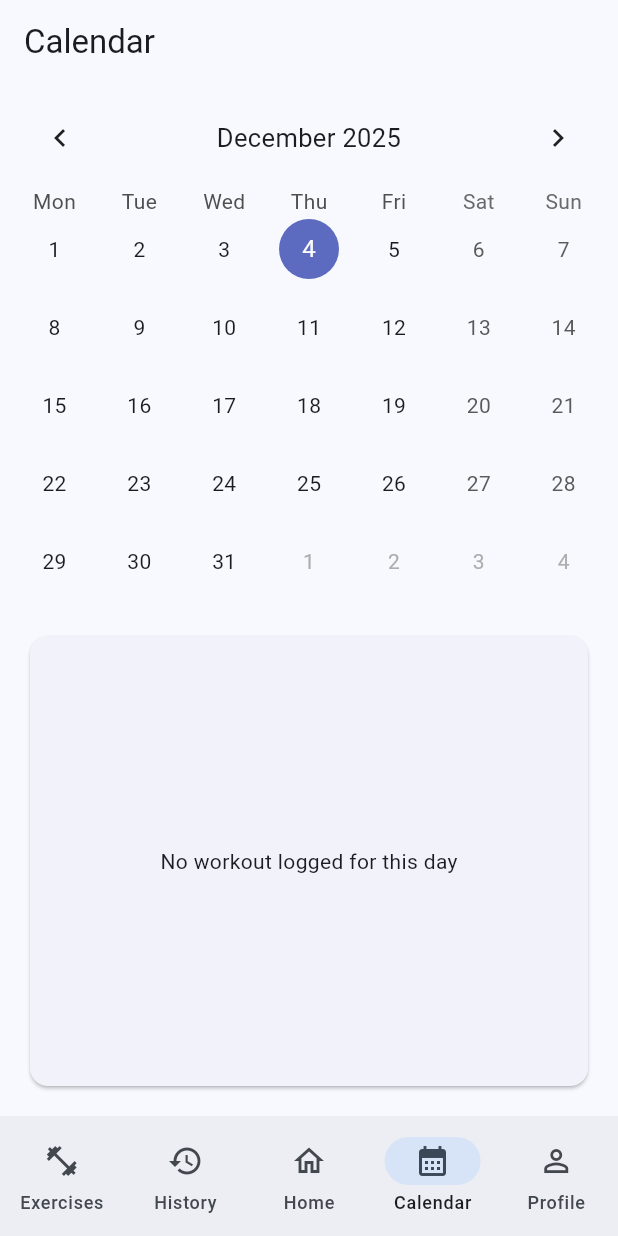
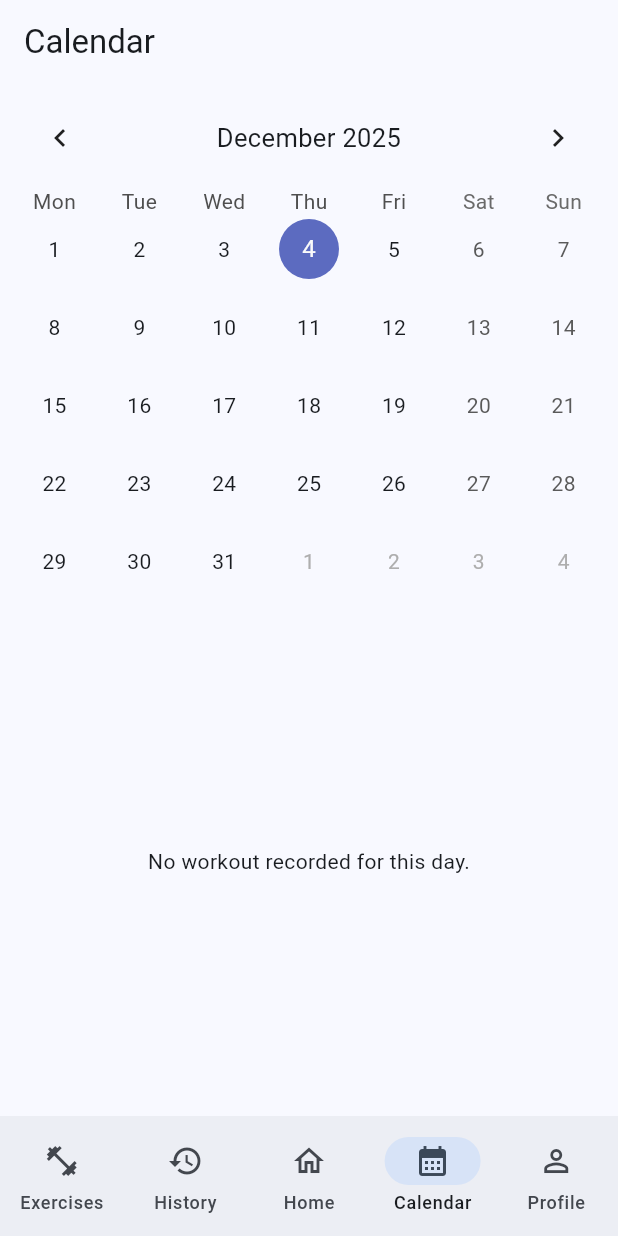
Before and after one commit to Trolom/FitnessApp, a Flutter app: the screen it shows once a user with an empty profile is signed in, item 4 of the bottom bar chosen, on a phone screen of 412 x 824 dp. Run offline on Flutter 3.47's test engine with Material 3 defaults, Android fonts, the phone set to English and light mode, and no system bars; drawn by our look-alikes of table_calendar; our stand-ins replace cloud_firestore, firebase_auth, firebase_core, firebase_storage, fl_chart, flutter_riverpod and 2 more; accounts and stored records are empty.

Commit message:
updated Calendar page to work offline

```diff
--- a/lib/pages/calendar_page.dart
+++ b/lib/pages/calendar_page.dart
@@ -1,17 +1,19 @@
 import 'package:flutter/material.dart';
+import 'package:flutter_riverpod/flutter_riverpod.dart';
 import 'package:table_calendar/table_calendar.dart';
+
 import '../charts/day_muscle_pie.dart';
-import '../misc/workout/workout_service.dart';
 import '../content.dart';
+import '../misc/workout/workout_providers.dart';
 
-class CalendarPage extends StatefulWidget {
+class CalendarPage extends ConsumerStatefulWidget {
   const CalendarPage({super.key});
 
   @override
-  State<CalendarPage> createState() => _CalendarPageState();
+  ConsumerState<CalendarPage> createState() => _CalendarPageState();
 }
 
-class _CalendarPageState extends State<CalendarPage> {
+class _CalendarPageState extends ConsumerState<CalendarPage> {
   late DateTime _focusedDay;
   DateTime? _selectedDay;
 
@@ -22,8 +24,10 @@ class _CalendarPageState extends State<CalendarPage> {
     _selectedDay = _focusedDay;
   }
 
+  /// helper to get muscle groups for a specific day from our data map
   List<String> _musclesForDay(DateTime day, Map<DateTime, Map<String, int>> data) {
     final key = DateTime(day.year, day.month, day.day);
+
     if (!data.containsKey(key)) return const [];
 
     return data[key]!.entries
@@ -34,17 +38,8 @@ class _CalendarPageState extends State<CalendarPage> {
 
   @override
   Widget build(BuildContext context) {
-    return Scaffold(
-      appBar: AppBar(title: const Text('Calendar')),
+    final dayMuscleWork = ref.watch(muscleWorkByDayProvider);
 
-      body: StreamBuilder<Map<DateTime, Map<String, int>>>(
-        stream: WorkoutService.muscleWorkByDayStream(),
-        builder: (context, snap) {
-          if (!snap.hasData) {
-            return const Center(child: CircularProgressIndicator());
-          }
-
-          final dayMuscleWork = snap.data!;
     final selectedKey = _selectedDay == null
         ? null
         : DateTime(
@@ -53,9 +48,11 @@ class _CalendarPageState extends State<CalendarPage> {
             _selectedDay!.day,
           );
 
-          return Column(
+    return Scaffold(
+      appBar: AppBar(title: const Text('Calendar')),
+
+      body: Column(
         children: [
-              // Calendar
           Padding(
             padding: const EdgeInsets.symmetric(horizontal: 8, vertical: 4),
             child: TableCalendar<String>(
@@ -65,8 +62,7 @@ class _CalendarPageState extends State<CalendarPage> {
               calendarFormat: CalendarFormat.month,
               startingDayOfWeek: StartingDayOfWeek.monday,
 
-                  eventLoader: (day) =>
-                      _musclesForDay(day, dayMuscleWork),
+              eventLoader: (day) => _musclesForDay(day, dayMuscleWork),
 
               selectedDayPredicate: (day) => isSameDay(_selectedDay, day),
 
@@ -112,7 +108,7 @@ class _CalendarPageState extends State<CalendarPage> {
             ),
           ),
 
-              if (selectedKey != null)
+          if (selectedKey != null && dayMuscleWork.containsKey(selectedKey))
             Expanded(
               child: Padding(
                 padding: const EdgeInsets.all(16),
@@ -125,10 +121,14 @@ class _CalendarPageState extends State<CalendarPage> {
                   ),
                 ),
               ),
+            )
+          else if (selectedKey != null)
+             const Expanded(
+               child: Center(
+                 child: Text("No workout recorded for this day."),
+               ),
              ),
         ],
-          );
-        },
       ),
     );
   }
```
Lines whose indentation alone changed are shown as unchanged.
